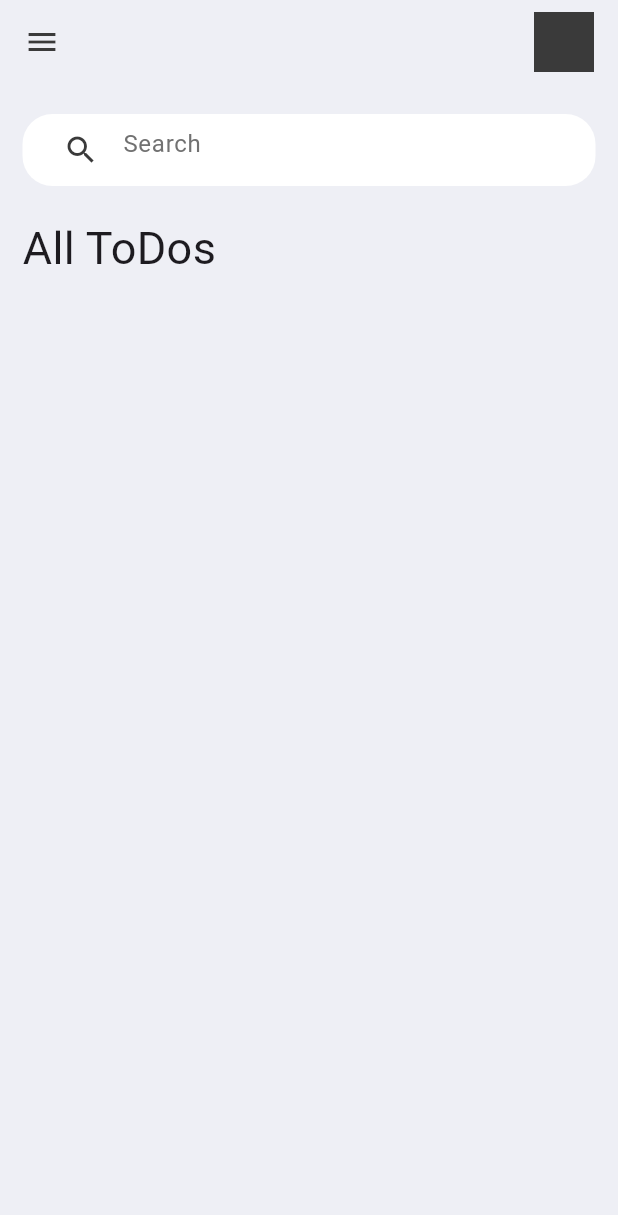
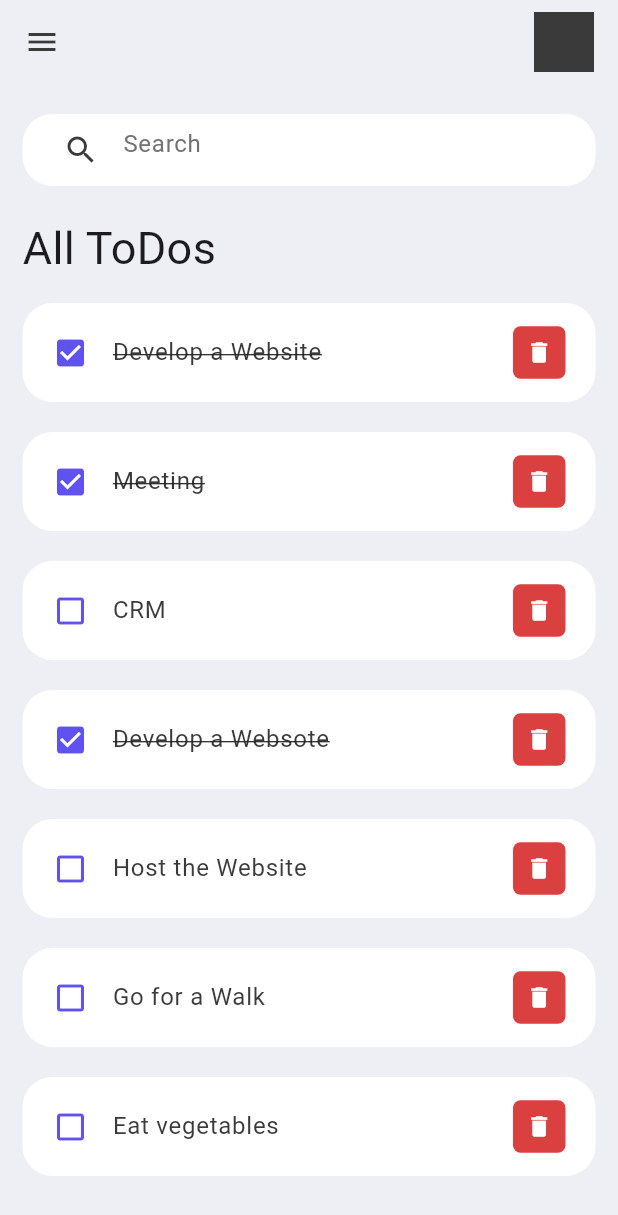
Before and after one commit to syedDayim/To_Do_FlutterApp, a Flutter app: the screen it shows after launch, on a phone screen of 412 x 824 dp. Shown: the top 1215 px of the screen. Run offline on Flutter 3.47's test engine with Material 3 defaults, Android fonts, the phone set to English and light mode, and no system bars.

Commit message:
Fixed the Dynamic Rendering

```diff
--- a/lib/main.dart
+++ b/lib/main.dart
@@ -10,7 +10,7 @@ class MyApp extends StatelessWidget {
 
   @override
   Widget build(BuildContext context) {
-    return const MaterialApp(
+    return MaterialApp(
       debugShowCheckedModeBanner: false,
       title: "ToDo App",
       home: Home(),
--- a/lib/model/todo.dart
+++ b/lib/model/todo.dart
@@ -1,5 +1,5 @@
 class ToDo{
-  String? id;
+  String id;
   String? todoText;
   bool? isDone;
 
--- a/lib/screens/home.dart
+++ b/lib/screens/home.dart
@@ -1,11 +1,12 @@
 // ignore_for_file: sized_box_for_whitespace
 import 'package:flutter/material.dart';
 import 'package:to_do/constants/colors.dart';
+import 'package:to_do/model/todo.dart';
+import 'package:to_do/screens/to_do_items.dart';
 
 
 class Home extends StatelessWidget {
-  const Home({super.key});
-
+   Home({super.key});
 
   @override
   Widget build(BuildContext context) {
@@ -29,6 +30,7 @@ class Home extends StatelessWidget {
 
   Widget mainlist() {
 
+  List<ToDo> tasks = ToDo.toDoList();
 
     return Expanded(
                 child: ListView(
@@ -42,7 +44,8 @@ class Home extends StatelessWidget {
                         ),
                       ),
                     ),
-
+                    for(ToDo task in tasks)
+                        ToDoItems(todo: task),
                   ],
                 ),
               );
--- a/lib/screens/to_do_items.dart
+++ b/lib/screens/to_do_items.dart
@@ -3,14 +3,16 @@ import 'package:to_do/constants/colors.dart';
 import 'package:to_do/model/todo.dart';
 
 class ToDoItems extends StatelessWidget {
-  ToDoItems({super.key});
+  final ToDo todo;
+  ToDoItems({super.key, required this.todo});
 
-  List<ToDo> tasks = ToDo.toDoList();
+
+
 
 
   @override
   Widget build(BuildContext context) {
-  print(tasks);
+
     return Container(
       margin: EdgeInsets.fromLTRB(0, 0, 0, 20.0),
       child: ListTile(
@@ -22,16 +24,13 @@ class ToDoItems extends StatelessWidget {
         ),
         contentPadding: EdgeInsets.symmetric(horizontal: 20, vertical: 5),
         tileColor: Colors.white,
-        leading: const Icon(
-          Icons.check_box,
-          color: tdBlue,
-        ),
-        title: const Text(
-          "Develop a Websiteeeeeeee",
+        leading: todo.isDone! ? Icon(Icons.check_box, color: tdBlue) : Icon(Icons.check_box_outline_blank , color: tdBlue),
+        title: Text(
+          "${todo.todoText}",
           style: TextStyle(
             fontSize: 16,
             color: tdBlack,
-            decoration: TextDecoration.lineThrough,
+            decoration: todo.isDone! ? TextDecoration.lineThrough: null,
           ),
 
         ),
```
